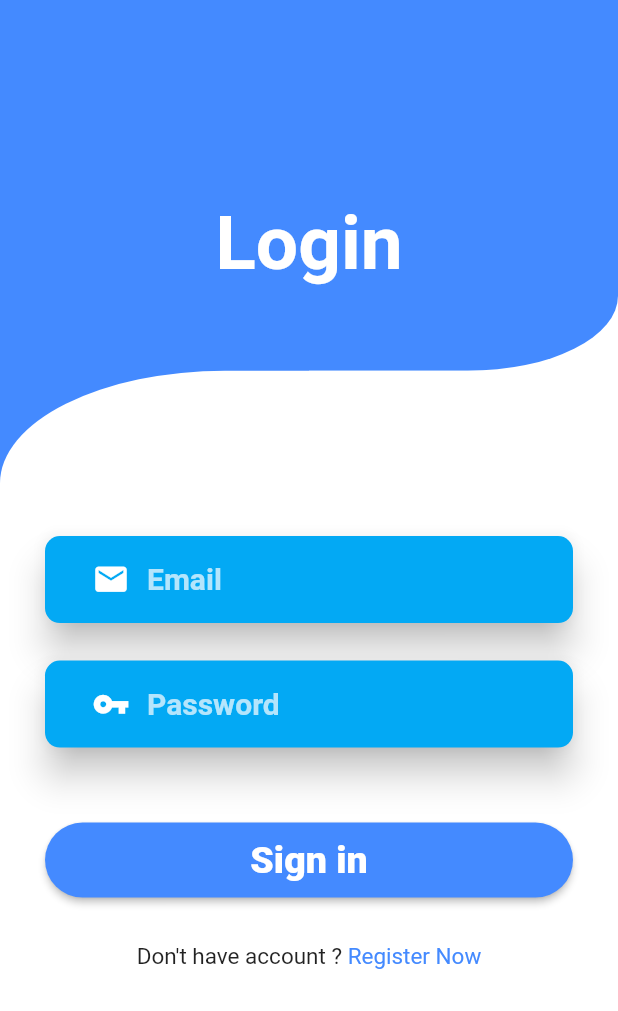
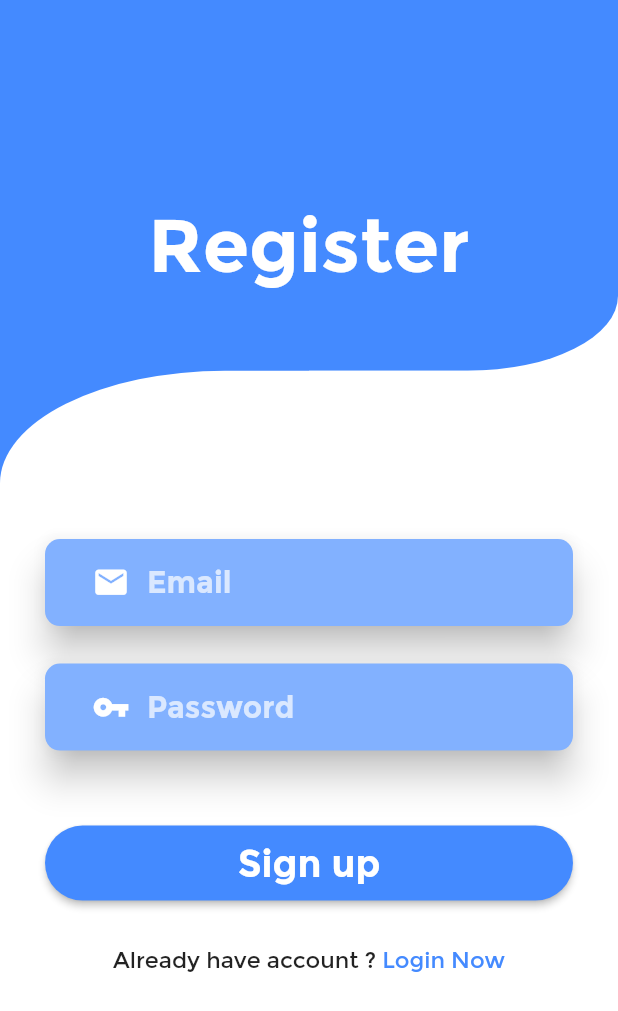
Before and after one commit to uloydev/simple-todo-app, a Flutter app: the screen it shows after launch, after a tap on "Register Now", on a phone screen of 412 x 824 dp. Shown: the top 1011 px of the screen. Run offline on Flutter 3.47's test engine with Material 2 defaults, Android fonts, the phone set to English and light mode, and no system bars; our stand-ins replace simple_animations, supercharged.

Commit message:
[UPDATE] add animation on login form [ADD] Sipmle animations package [ADD] supercharged package [ADD] montserrat fonts [ADD] rumburak fonts

```diff
--- /dev/null
+++ b/app/simple_todo_app/lib/animations/fade_animation.dart
@@ -0,0 +1,35 @@
+import 'package:flutter/material.dart';
+import 'package:simple_animations/simple_animations.dart';
+import 'package:supercharged/supercharged.dart';
+
+enum FadeProps { opacity, translateY }
+
+class FadeAnimation extends StatelessWidget {
+  final Widget child;
+  final int delay;
+
+  FadeAnimation({this.child, this.delay});
+
+  @override
+  Widget build(BuildContext context) {
+    final tween = MultiTween<FadeProps>()
+      ..add(FadeProps.translateY, (-50.0).tweenTo(0.0), 400.milliseconds)
+      ..add(FadeProps.opacity, 0.0.tweenTo(1.0), 500.milliseconds);
+
+    return CustomAnimation(
+      tween: tween,
+      duration: tween.duration,
+      child: child,
+      delay: Duration(milliseconds: delay),
+      builder: (context, child, value) {
+        return Transform.translate(
+            offset: Offset(0, value.get(FadeProps.translateY)),
+            child: Opacity(
+              child: child,
+              opacity: value.get(FadeProps.opacity),
+            )
+        );
+      },
+    );
+  }
+}
--- a/app/simple_todo_app/lib/components/custom_input.dart
+++ b/app/simple_todo_app/lib/components/custom_input.dart
@@ -17,7 +17,7 @@ class CustomInput extends StatelessWidget {
   Widget build(BuildContext context) {
     return Material(
       borderRadius: BorderRadius.circular(10),
-      color: Colors.lightBlue,
+      color: Colors.blueAccent[100],
       elevation: 10,
       child: Container(
           padding:
--- a/app/simple_todo_app/lib/main.dart
+++ b/app/simple_todo_app/lib/main.dart
@@ -9,6 +9,7 @@ class MyApp extends StatelessWidget {
   @override
   Widget build(BuildContext context) {
     return MaterialApp(
+      theme: ThemeData(fontFamily: 'Montserrat'),
       title: 'Simple TODO App',
       home: LoginScreen(),
       color: Colors.blueGrey,
--- a/app/simple_todo_app/lib/screens/login_screen.dart
+++ b/app/simple_todo_app/lib/screens/login_screen.dart
@@ -1,6 +1,8 @@
 import 'package:flutter/material.dart';
+import 'package:simple_todo_app/animations/fade_animation.dart';
 import 'package:simple_todo_app/components/auth_background.dart';
 import 'package:simple_todo_app/components/custom_input.dart';
+import 'package:simple_todo_app/screens/register_screen.dart';
 
 class LoginScreen extends StatefulWidget {
   @override
@@ -20,11 +22,13 @@ class _LoginScreenState extends State<LoginScreen> {
             AuthBackground(),
             Container(
               padding: EdgeInsets.symmetric(vertical: 10, horizontal: 30),
-              child: Column(children: [
+              child: ListView(children: [
                 SizedBox(
-                  height: screenSize.height * 0.15,
+                  height: screenSize.height * 0.1,
                 ),
-                Center(
+                FadeAnimation(
+                  delay: 300,
+                  child: Center(
                     child: Text(
                       'Login',
                       style: TextStyle(
@@ -33,8 +37,11 @@ class _LoginScreenState extends State<LoginScreen> {
                           fontWeight: FontWeight.bold),
                     ),
                   ),
-                SizedBox(height: screenSize.height * 0.2),
-                CustomInput(
+                ),
+                SizedBox(height: screenSize.height * 0.25),
+                FadeAnimation(
+                  delay: 500,
+                  child: CustomInput(
                     label: 'Email',
                     obsecure: false,
                     icon: Icon(
@@ -43,8 +50,11 @@ class _LoginScreenState extends State<LoginScreen> {
                       size: 25,
                     ),
                   ),
+                ),
                 SizedBox(height: 25),
-                CustomInput(
+                FadeAnimation(
+                  delay: 700,
+                  child: CustomInput(
                     label: 'Password',
                     obsecure: true,
                     icon: Icon(
@@ -53,8 +63,11 @@ class _LoginScreenState extends State<LoginScreen> {
                       size: 25,
                     ),
                   ),
+                ),
                 SizedBox(height: 50),
-                SizedBox(
+                FadeAnimation(
+                  delay: 900,
+                  child: SizedBox(
                     width: screenSize.width,
                     height: 50,
                     child: RaisedButton(
@@ -71,19 +84,31 @@ class _LoginScreenState extends State<LoginScreen> {
                       onPressed: () {},
                     ),
                   ),
+                ),
                 SizedBox(height: 30),
-                Row(
+                FadeAnimation(
+                  delay: 900,
+                  child: Row(
                       mainAxisAlignment: MainAxisAlignment.center,
                       children: [
-                  Text("Don't have account ? ", style: TextStyle(fontSize: 15),),
+                        Text(
+                          "Don't have account ? ",
+                          style: TextStyle(fontSize: 15),
+                        ),
                         GestureDetector(
                           child: Text(
                             "Register Now",
-                      style: TextStyle(color: Colors.blueAccent, fontSize: 15),
+                            style: TextStyle(
+                                color: Colors.blueAccent, fontSize: 15),
                           ),
-                    onTap: (){},
+                          onTap: () {
+                            Navigator.of(context).pushReplacement(
+                                MaterialPageRoute(
+                                    builder: (context) => RegisterScreen()));
+                          },
                         )
-                ])
+                      ]),
+                )
               ]),
             )
           ],
--- /dev/null
+++ b/app/simple_todo_app/lib/screens/register_screen.dart
@@ -0,0 +1,96 @@
+import 'package:flutter/material.dart';
+import 'package:simple_todo_app/components/auth_background.dart';
+import 'package:simple_todo_app/components/custom_input.dart';
+import 'package:simple_todo_app/screens/login_screen.dart';
+
+class RegisterScreen extends StatefulWidget {
+  @override
+  _RegisterScreenState createState() => _RegisterScreenState();
+}
+
+class _RegisterScreenState extends State<RegisterScreen> {
+  @override
+  Widget build(BuildContext context) {
+    Size screenSize = MediaQuery.of(context).size;
+
+    return Scaffold(
+        resizeToAvoidBottomInset: false,
+        backgroundColor: Colors.white,
+        body: Stack(
+          children: [
+            AuthBackground(),
+            Container(
+              padding: EdgeInsets.symmetric(vertical: 10, horizontal: 30),
+              child: Column(children: [
+                SizedBox(
+                  height: screenSize.height * 0.15,
+                ),
+                Center(
+                  child: Text(
+                    'Register',
+                    style: TextStyle(
+                        fontSize: 50,
+                        color: Colors.white,
+                        fontWeight: FontWeight.bold),
+                  ),
+                ),
+                SizedBox(height: screenSize.height * 0.2),
+                CustomInput(
+                  label: 'Email',
+                  obsecure: false,
+                  icon: Icon(
+                    Icons.email,
+                    color: Colors.white,
+                    size: 25,
+                  ),
+                ),
+                SizedBox(height: 25),
+                CustomInput(
+                  label: 'Password',
+                  obsecure: true,
+                  icon: Icon(
+                    Icons.vpn_key,
+                    color: Colors.white,
+                    size: 25,
+                  ),
+                ),
+                SizedBox(height: 50),
+                SizedBox(
+                  width: screenSize.width,
+                  height: 50,
+                  child: RaisedButton(
+                    shape: RoundedRectangleBorder(
+                        borderRadius: BorderRadius.circular(30)),
+                    color: Colors.blueAccent,
+                    child: Text(
+                      'Sign up',
+                      style: TextStyle(
+                          color: Colors.white,
+                          fontWeight: FontWeight.w800,
+                          fontSize: 25),
+                    ),
+                    onPressed: () {},
+                  ),
+                ),
+                SizedBox(height: 30),
+                Row(mainAxisAlignment: MainAxisAlignment.center, children: [
+                  Text(
+                    "Already have account ? ",
+                    style: TextStyle(fontSize: 15),
+                  ),
+                  GestureDetector(
+                    child: Text(
+                      "Login Now",
+                      style: TextStyle(color: Colors.blueAccent, fontSize: 15),
+                    ),
+                    onTap: () {
+                      Navigator.pushReplacement(context, MaterialPageRoute(builder: (context) => LoginScreen()));
+                    },
+                  )
+                ])
+              ]),
+            )
+          ],
+        ));
+  }
+}
```
Also changed, not shown: app/simple_todo_app/pubspec.yaml (+14 -14 lines), app/simple_todo_app/assets/fonts/Montserrat-Bold.ttf (added), app/simple_todo_app/assets/fonts/Montserrat-Regular.ttf (added), app/simple_todo_app/assets/fonts/Rumburak.ttf (added), app/simple_todo_app/pubspec.lock. Lines whose indentation alone changed are shown as unchanged.
